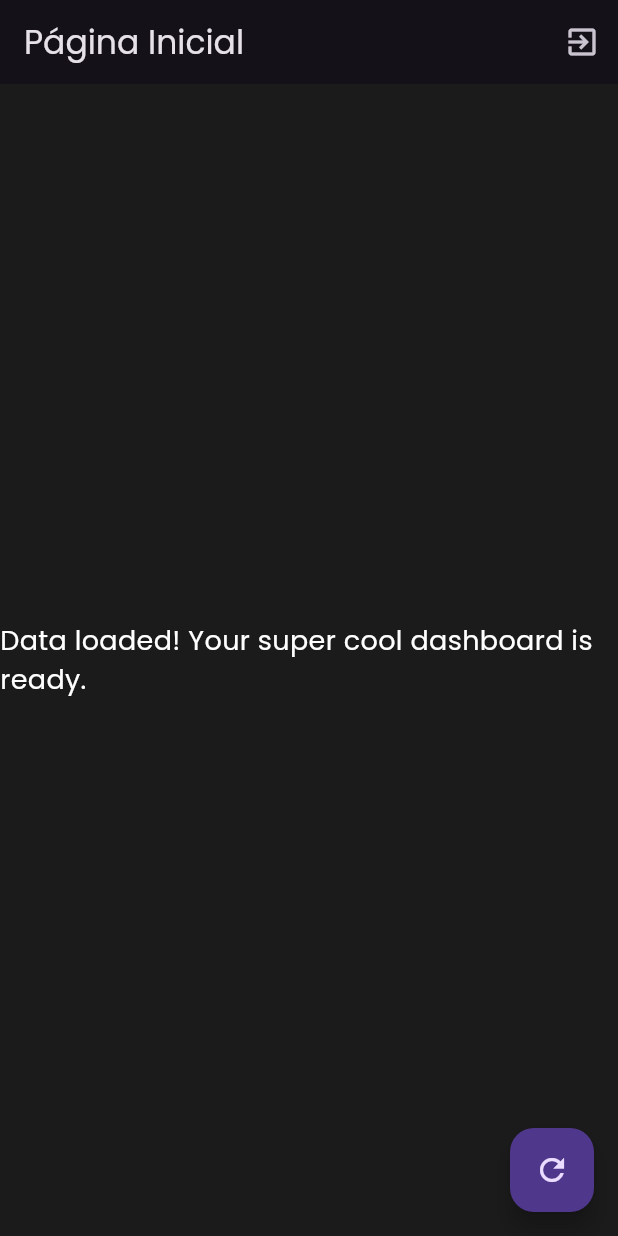
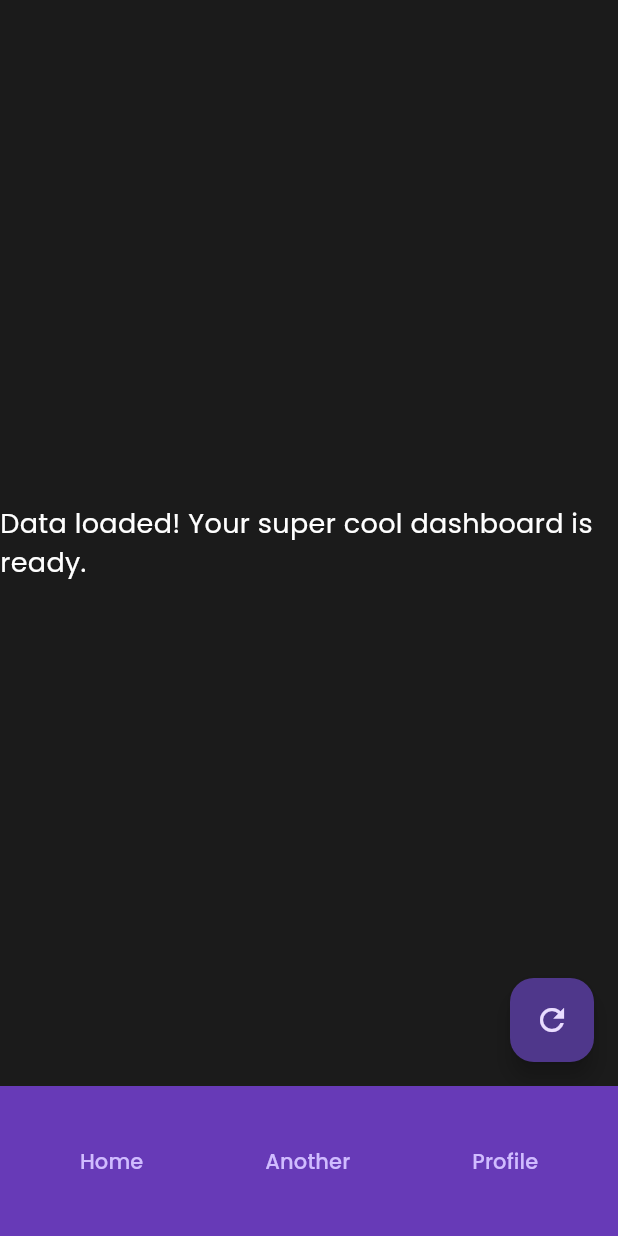
Before and after one commit to edwardcosta/finst, a Flutter app: the screen it shows once a user with an empty profile is signed in, on a phone screen of 412 x 824 dp. Run offline on Flutter 3.47's test engine with Material 3 defaults, Android fonts, the phone set to English and light mode, and no system bars; our stand-ins replace firebase_auth, firebase_core, google_fonts; accounts and stored records are empty; network calls fail.

Commit message:
adding responsive navigation bar

```diff
--- a/lib/main.dart
+++ b/lib/main.dart
@@ -1,4 +1,4 @@
-import 'package:finst/authenticationWrapper.dart';
+import 'package:finst/screen/authenticationWrapper.dart';
 import 'package:finst/firebase_options.dart';
 import 'package:flutter/material.dart';
 import 'package:firebase_core/firebase_core.dart';
--- a/lib/authenticationWrapper.dart
+++ b/lib/screen/authenticationWrapper.dart
@@ -17,7 +17,7 @@ class AuthenticationWrapper extends StatelessWidget {
           if (user == null) {
             return AuthLayout(child: Login());
           } else {
-            return HomePage();
+            return const HomePage();
           }
         }
         return const Scaffold(
--- a/lib/screen/home/home.dart
+++ b/lib/screen/home/home.dart
@@ -1,31 +1,17 @@
-import 'package:finst/screen/home/dashboard.dart';
-import 'package:firebase_auth/firebase_auth.dart';
+import 'package:finst/responsive.dart';
+import 'package:finst/screen/home/layout/desktop.dart';
+import 'package:finst/screen/home/layout/mobile.dart';
+import 'package:finst/screen/home/layout/tablet.dart';
 import 'package:flutter/material.dart';
 
 class HomePage extends StatelessWidget {
-  final FirebaseAuth _auth = FirebaseAuth.instance;
-
-  HomePage({super.key});
-
-  Future<void> _signOut(BuildContext context) async {
-    await _auth.signOut();
-  }
+  const HomePage({super.key});
 
   @override
   Widget build(BuildContext context) {
-    return Scaffold(
-      appBar: AppBar(
-        title: const Text('Página Inicial'),
-        actions: [
-          IconButton(
-            icon: const Icon(Icons.exit_to_app),
-            onPressed: () => _signOut(context),
-          ),
-        ],
-      ),
-      body: const Center(
-        child: Dashboard(),
-      ),
-    );
+    return const Responsive(
+        mobile: MobileLayout(),
+        tablet: TabletLayout(),
+        desktop: DesktopLayout());
   }
 }
--- /dev/null
+++ b/lib/screen/home/layout/mobile.dart
@@ -0,0 +1,71 @@
+import 'package:finst/screen/home/components/dashboard.dart';
+import 'package:flutter/material.dart';
+
+class MobileLayout extends StatefulWidget {
+  const MobileLayout({super.key});
+
+  @override
+  State<MobileLayout> createState() => _MobileLayoutState();
+}
+
+class _MobileLayoutState extends State<MobileLayout> {
+  int currentIndex = 0;
+
+  Widget _bodyBuild(int index) {
+    if (index == 1) {
+      return Container(
+        color: Colors.green,
+      );
+    }
+    if (index == 2) {
+      return Container(
+        color: Colors.yellowAccent,
+      );
+    }
+    return const Dashboard();
+  }
+
+  @override
+  Widget build(BuildContext context) {
+    Widget navigationBar = Container(
+      color: Colors.deepPurple,
+      height: 100.0,
+      child: Row(
+        mainAxisAlignment: MainAxisAlignment.spaceEvenly,
+        mainAxisSize: MainAxisSize.max,
+        children: [
+          Padding(
+            padding: const EdgeInsets.symmetric(horizontal: 16.0),
+            child: TextButton(
+              child: const Text("Home"),
+              onPressed: () => setState(() {
+                currentIndex = 0;
+              }),
+            ),
+          ),
+          Padding(
+            padding: const EdgeInsets.symmetric(horizontal: 16.0),
+            child: TextButton(
+              child: const Text("Another"),
+              onPressed: () => setState(() {
+                currentIndex = 1;
+              }),
+            ),
+          ),
+          Padding(
+            padding: const EdgeInsets.symmetric(horizontal: 16.0),
+            child: TextButton(
+              child: const Text("Profile"),
+              onPressed: () => setState(() {
+                currentIndex = 2;
+              }),
+            ),
+          ),
+        ],
+      ),
+    );
+
+    return Column(
+        children: [Expanded(child: _bodyBuild(currentIndex)), navigationBar]);
+  }
+}
```
Also changed, not shown: lib/screen/home/layout/desktop.dart (added, +78 -0 lines), lib/screen/home/layout/tablet.dart (added, +72 -0 lines), lib/screen/home/components/dashboard.dart (renamed from lib/screen/home/dashboard.dart).
